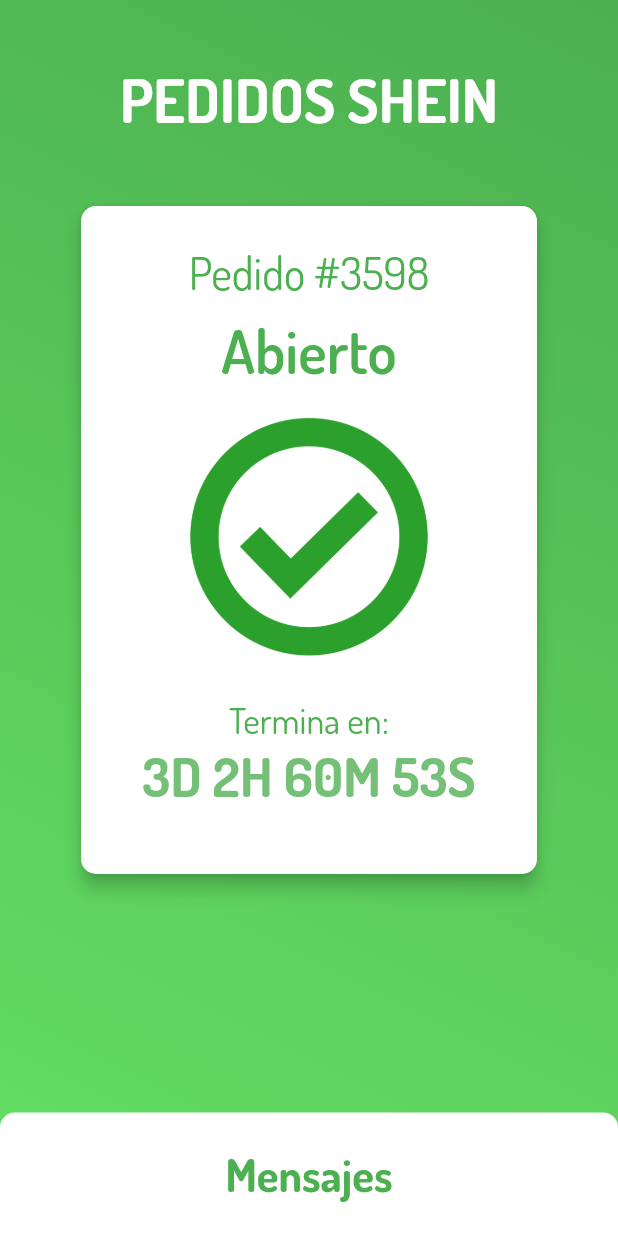
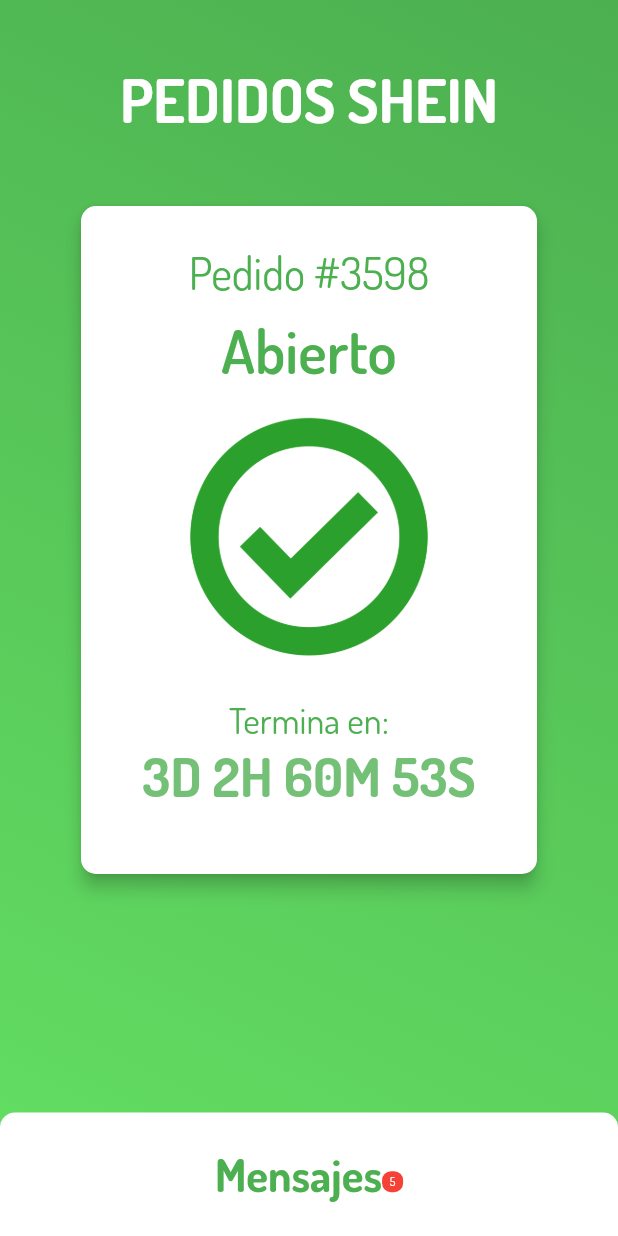
Before and after one commit to julioamadortejeda/pedidosapp_v1, a Flutter app: the screen it shows after launch, on a phone screen of 412 x 824 dp. Run offline on Flutter 3.47's test engine with Material 2 defaults, Android fonts, the phone set to English and light mode, and no system bars.

Commit message:
Se agrega notificacion

```diff
--- a/lib/src/pages/home_page.dart
+++ b/lib/src/pages/home_page.dart
@@ -75,7 +75,7 @@ class HomePage extends StatelessWidget {
         shape:
             RoundedRectangleBorder(borderRadius: BorderRadius.circular(10.0)),
         child: InkWell(
-          splashColor: pedido.color.withAlpha(255),
+          splashColor: pedido.color.withAlpha(100),
           onTap: () {},
           child: Column(children: <Widget>[
             Container(
@@ -152,9 +152,13 @@ class HomePage extends StatelessWidget {
         color: Colors.transparent,
         borderOnForeground: false,
         child: InkWell(
-          splashColor: pedido.color,
+          splashColor: pedido.color.withAlpha(100),
           onTap: () {},
-          child: Center(
+          child: Row(
+            mainAxisAlignment: MainAxisAlignment.center,
+            children: <Widget>[
+              //Icon(Icons.notifications),
+              Center(
                 child: Text(
                   'Mensajes',
                   style: TextStyle(
@@ -162,6 +166,30 @@ class HomePage extends StatelessWidget {
                       color: pedido.color,
                       fontWeight: FontWeight.bold),
                 ),
+              ),
+              Center(
+                child: Container(
+                  margin:EdgeInsets.only(top: 10.0),
+                  padding: EdgeInsets.all(2),
+                  decoration: new BoxDecoration(
+                    color: Colors.red,
+                    borderRadius: BorderRadius.circular(6),
+                  ),
+                  constraints: BoxConstraints(
+                    minWidth: 14,
+                    minHeight: 14,
+                  ),
+                  child: Text(
+                    '5',
+                    style: TextStyle(
+                      color: Colors.white,
+                      fontSize: 8,
+                    ),
+                    textAlign: TextAlign.center,
+                  ),
+                ),
+              ),
+            ],
           ),
         ),
       ),
```
Lines whose indentation alone changed are shown as unchanged.
